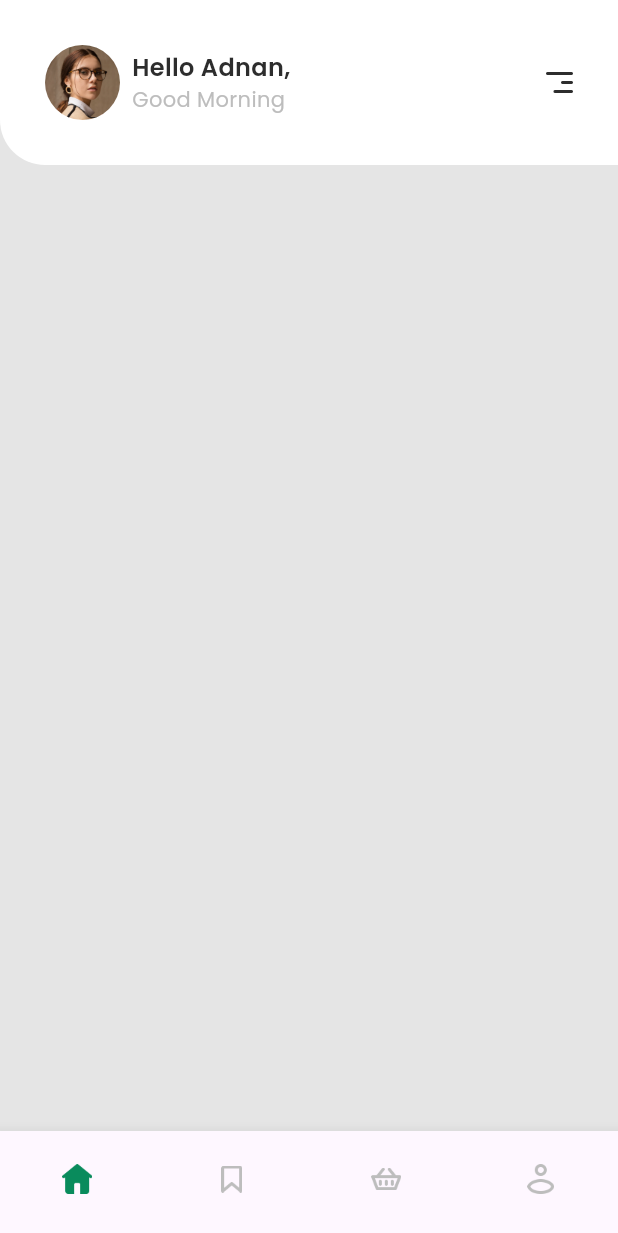
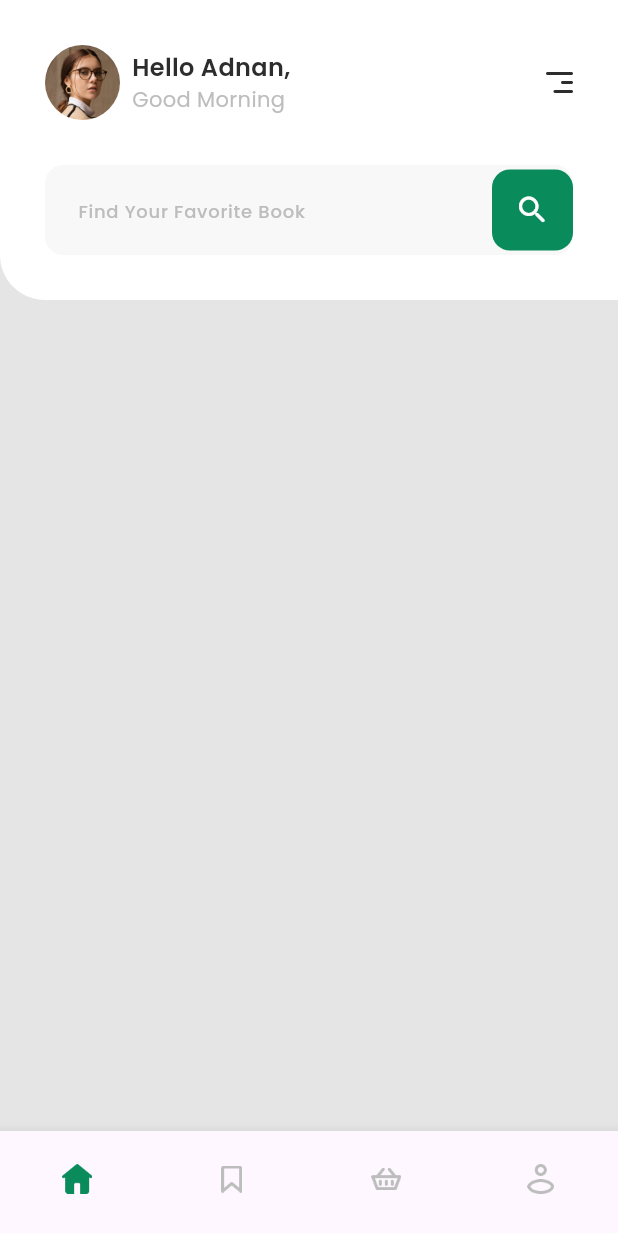
Before and after one commit to adnfutuh/e_book_app, a Flutter app: the screen it shows after launch, on a phone screen of 412 x 824 dp. Shown: the top 1233 px of the screen. Run offline on Flutter 3.47's test engine with Material 3 defaults, Android fonts, the phone set to English and light mode, and no system bars; our stand-ins replace google_fonts.

Commit message:
feat :searchfield

```diff
--- a/lib/screens/sections/home/home_page.dart
+++ b/lib/screens/sections/home/home_page.dart
@@ -50,8 +50,41 @@ class HomePage extends StatelessWidget {
       );
     }
 
+    Widget searchField() {
+      return Container(
+        margin: const EdgeInsets.symmetric(horizontal: 30),
+        child: TextField(
+          decoration: InputDecoration(
+              fillColor: greyColorSearchField,
+              filled: true,
+              hintText: 'Find Your Favorite Book',
+              hintStyle: meduim12.copyWith(color: greyColor),
+              border: OutlineInputBorder(
+                borderSide: BorderSide.none,
+                borderRadius: BorderRadius.circular(12),
+              ),
+              contentPadding: const EdgeInsets.all(18),
+              isCollapsed: true,
+              suffixIcon: InkWell(
+                onTap: () {},
+                child: Container(
+                  padding: const EdgeInsets.all(15),
+                  decoration: BoxDecoration(
+                    color: greenColor,
+                    borderRadius: BorderRadius.circular(12),
+                  ),
+                  child: Icon(
+                    Icons.search_rounded,
+                    color: whiteColor,
+                  ),
+                ),
+              )),
+        ),
+      );
+    }
+
     return Scaffold(
-      backgroundColor: backgroungColor,
+      backgroundColor: backgroundColor,
       body: ListView(
         children: [
           Container(
@@ -62,7 +95,13 @@ class HomePage extends StatelessWidget {
                 bottomLeft: Radius.circular(30),
               ),
             ),
-            child: header(),
+            child: Column(
+              children: [
+                header(),
+                const SizedBox(height: 30),
+                searchField(),
+              ],
+            ),
           ),
         ],
       ),
--- a/lib/themes.dart
+++ b/lib/themes.dart
@@ -1,7 +1,7 @@
 import 'package:flutter/material.dart';
 import 'package:google_fonts/google_fonts.dart';
 
-Color backgroungColor = const Color(0xFFE5E5E5);
+Color backgroundColor = const Color(0xFFE5E5E5);
 Color whiteColor = const Color(0xFFFFFFFF);
 Color blackColor = const Color(0xFF2D2D2D);
 Color blackColor2 = const Color(0xFF000000);
```
